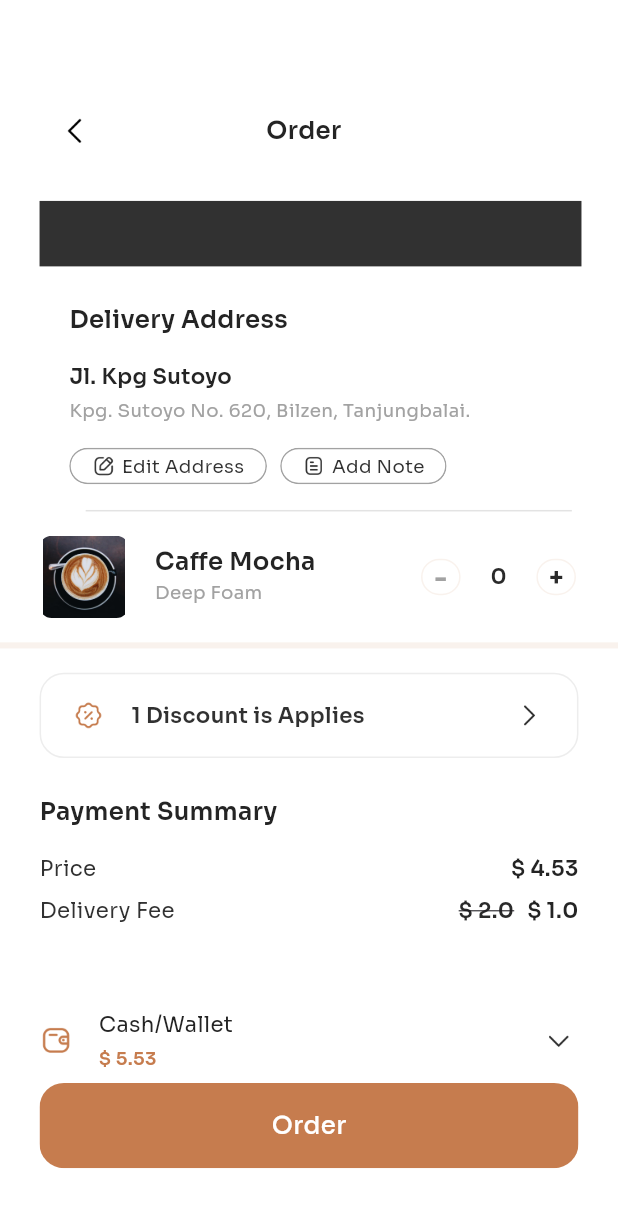
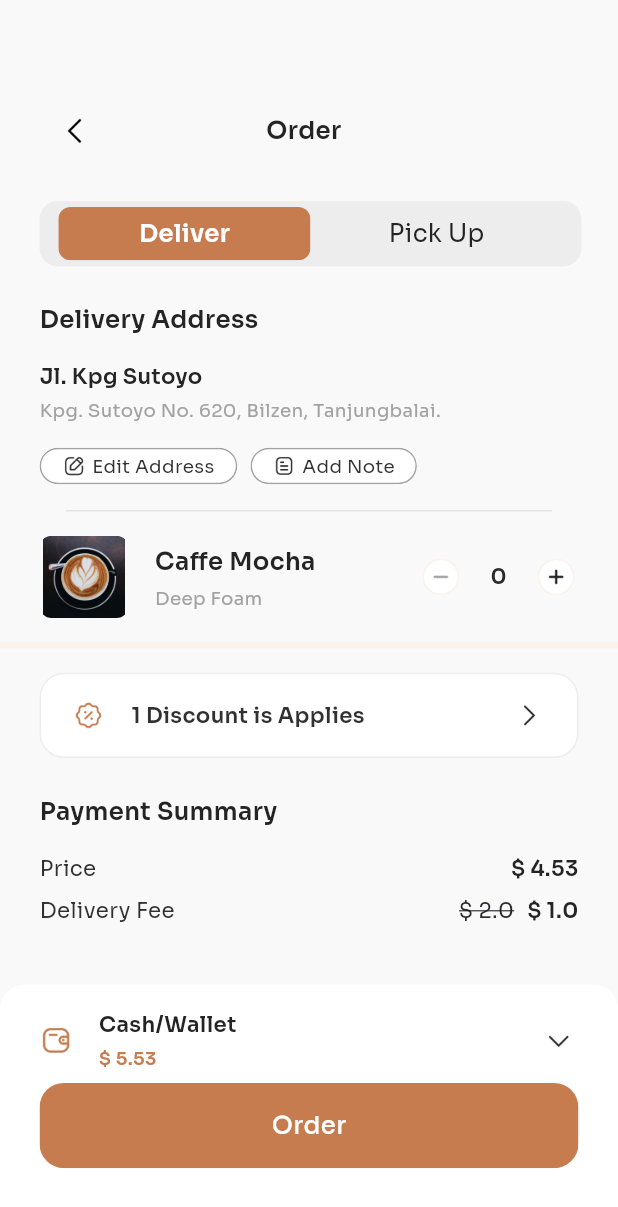
Before and after one commit to mukhil-geeky/coffie_ecom, a Flutter app: the OrderScreen screen opened by its route, on a phone screen of 412 x 824 dp. Shown: the top 1207 px of the screen. Run offline on Flutter 3.47's test engine with Material 3 defaults, Android fonts, the phone set to English and light mode, and no system bars; our stand-ins replace equatable, flutter_bloc, flutter_screenutil, google_fonts; missing offline and left inert: fbloc_event_gen.

Commit message:
update 2

```diff
--- a/lib/app.dart
+++ b/lib/app.dart
@@ -1,5 +1,4 @@
 import 'package:coffie_ecom/presentation/home_screen/home_screen.dart';
-import 'package:coffie_ecom/presentation/order_screen/order_screen.dart';
 import 'package:flutter/material.dart';
 import 'package:flutter_screenutil/flutter_screenutil.dart';
 
@@ -22,8 +21,7 @@ class MyApp extends StatelessWidget {
             useMaterial3: true,
           ),
           onGenerateRoute: AppRouter.getRoutes,
-            initialRoute: OrderScreen.routeName,
-
+          initialRoute: HomeScreen.routeName,
         );
       },
     );
--- a/lib/application/order_bloc/order_bloc_state.dart
+++ b/lib/application/order_bloc/order_bloc_state.dart
@@ -5,4 +5,5 @@ part of 'order_bloc_bloc.dart';
 abstract class _$$OrderBlocState {
   final bool? isLoading = false;
   final int counter = 0;
+  final bool isDeliver = true;
 }
--- a/lib/core/asset_path/icon_path.dart
+++ b/lib/core/asset_path/icon_path.dart
@@ -6,4 +6,6 @@ abstract class IconPath{
   static const String rightArrow = 'assets/icons/right_arrow.png';
   static const String wallet = 'assets/icons/wallet.png';
   static const String downArrow = 'assets/icons/down_arrow.png';
+  static const String plus = 'assets/icons/plus.png';
+  static const String minus = 'assets/icons/minus.png';
 }
--- a/lib/core/color/color.dart
+++ b/lib/core/color/color.dart
@@ -12,3 +12,4 @@ const textColor1 = Color(0XFF242424);
 const textColor3 = Color(0XFF2A2A2A);
 const addSubStrokeColor = Color(0XFFF9F2ED);
 const disStroke = Color(0XFFEDEDED);
+const frameColor = Color(0XFFF9F9F9);
--- a/lib/presentation/home_screen/home_screen.dart
+++ b/lib/presentation/home_screen/home_screen.dart
@@ -1,3 +1,4 @@
+import 'package:coffie_ecom/presentation/order_screen/order_screen.dart';
 import 'package:flutter/material.dart';
 import 'package:flutter_screenutil/flutter_screenutil.dart';
 
@@ -58,6 +59,8 @@ class HomeScreen extends StatelessWidget {
                       Padding(
                         padding: EdgeInsets.only(top: 32.h, bottom: 54.h),
                         child: WidgetButton(
+                          onTap: () => Navigator.pushNamed(
+                              context, OrderScreen.routeName),
                           label: 'Get Started',
                           backgroundColor: color1,
                           buttonTextColor: white,
--- a/lib/presentation/order_screen/order_screen.dart
+++ b/lib/presentation/order_screen/order_screen.dart
@@ -9,6 +9,7 @@ import 'package:flutter_screenutil/flutter_screenutil.dart';
 import '../../core/text/text_style.dart';
 import '../widgets/widget_button.dart';
 import '../widgets/widget_button2.dart';
+import '../widgets/widget_button3.dart';
 
 class OrderScreen extends StatelessWidget {
   static const String routeName = 'order_screen';
@@ -17,7 +18,7 @@ class OrderScreen extends StatelessWidget {
   @override
   Widget build(BuildContext context) {
     return Scaffold(
-      backgroundColor: white,
+      backgroundColor: frameColor,
       body: Column(
         children: [
           Padding(
@@ -32,8 +33,11 @@ class OrderScreen extends StatelessWidget {
                     children: [
                       Padding(
                         padding: EdgeInsets.all(10.h),
+                        child: GestureDetector(
+                          onTap: () => Navigator.pop(context),
                           child: Image.asset(IconPath.backArrow,
                               height: 24.h, width: 24.w),
+                        ),
                       ),
                       Text(
                         "Order",
@@ -46,12 +50,48 @@ class OrderScreen extends StatelessWidget {
                   padding:
                       EdgeInsets.only(top: 24.h, bottom: 24.h, right: 24.h),
                   child: Container(
-                    color: color3,
                     width: double.infinity,
                     height: 43.h,
+                    decoration: BoxDecoration(
+                        color: disStroke,
+                        borderRadius: BorderRadius.circular(12.r)),
+                    child: BlocBuilder<OrderBlocBloc, OrderBlocState>(
+                      builder: (context, state) {
+                        return Row(
+                          mainAxisAlignment: MainAxisAlignment.center,
+                          children: [
+                            WidgetButton3(
+                                label: 'Deliver',
+                                onTap: () => context.setOrderBlocBlocState(
+                                    isDeliver: true),
+                                backgroundColor:
+                                    state.isDeliver ? color1 : disStroke,
+                                buttonTextColor:
+                                    state.isDeliver ? white : textColor1,
+                                textStyle: state.isDeliver
+                                    ? kTextStyleSemiBold16
+                                    : kTextStyleRegular16),
+                            WidgetButton3(
+                              label: "Pick Up",
+                              onTap: () => context.setOrderBlocBlocState(
+                                  isDeliver: false),
+                              backgroundColor:
+                                  state.isDeliver ? disStroke : color1,
+                              buttonTextColor:
+                                  state.isDeliver ? textColor1 : white,
+                              textStyle: state.isDeliver
+                                  ? kTextStyleRegular16
+                                  : kTextStyleSemiBold16,
+                            )
+                          ],
+                        );
+                      },
                     ),
                   ),
-                SizedBox(
+                ),
+                Padding(
+                  padding: EdgeInsets.only(right: 36.w),
+                  child: SizedBox(
                     width: 315.w,
                     height: 121.h,
                     child: Column(
@@ -96,15 +136,19 @@ class OrderScreen extends StatelessWidget {
                       ],
                     ),
                   ),
+                ),
                 SizedBox(
                   height: 16.h,
                 ),
-                SizedBox(
+                Padding(
+                  padding: EdgeInsets.only(left: 16.w, right: 40.w),
+                  child: SizedBox(
                     width: 295.w,
                     child: Divider(
                       color: color4,
                       thickness: 1,
                       height: 0,
+                    ),
                   ),
                 ),
                 SizedBox(
@@ -126,7 +170,7 @@ class OrderScreen extends StatelessWidget {
                         width: 16.w,
                       ),
                       Padding(
-                        padding: EdgeInsets.only(top: 6.h, bottom: 6.h),
+                        padding: EdgeInsets.only(top: 6.h),
                         child: Column(
                           crossAxisAlignment: CrossAxisAlignment.start,
                           children: [
@@ -134,6 +178,9 @@ class OrderScreen extends StatelessWidget {
                               "Caffe Mocha",
                               style: kTextStyleSemiBold16.copyWith(
                                   color: textColor1),
+                            ),
+                            SizedBox(
+                              height: 4.h,
                             ),
                             Text(
                               "Deep Foam",
@@ -156,21 +203,11 @@ class OrderScreen extends StatelessWidget {
                                 GestureDetector(
                                   onTap: () => context.setOrderBlocBlocState(
                                       counter: state.counter - 1),
-                                  child: Container(
+                                  child: SizedBox(
+                                    child: Image.asset(
+                                      IconPath.minus,
+                                      width: 24.w,
                                       height: 24.h,
-                                    width: 24.w,
-                                    decoration: BoxDecoration(
-                                        border: Border.all(
-                                            color: addSubStrokeColor),
-                                        borderRadius:
-                                            BorderRadius.circular(20.r),
-                                        color: white),
-                                    child: Center(
-                                      child: Text(
-                                        "-",
-                                        style: kTextStyleBold16.copyWith(
-                                            color: textColor2),
-                                      ),
                                     ),
                                   ),
                                 ),
@@ -182,23 +219,12 @@ class OrderScreen extends StatelessWidget {
                                 GestureDetector(
                                   onTap: () => context.setOrderBlocBlocState(
                                       counter: state.counter + 1),
-                                  child: Container(
+                                  child: SizedBox(
+                                      child: Image.asset(
+                                    IconPath.plus,
+                                    width: 24.w,
                                     height: 24.h,
-                                    width: 24.w,
-                                    decoration: BoxDecoration(
-                                        border: Border.all(
-                                            color: addSubStrokeColor),
-                                        borderRadius:
-                                            BorderRadius.circular(20.r),
-                                        color: white),
-                                    child: Center(
-                                      child: Text(
-                                        "+",
-                                        style: kTextStyleBold16.copyWith(
-                                            color: textColor3),
-                                      ),
-                                    ),
-                                  ),
+                                  )),
                                 ),
                               ],
                             );
@@ -303,7 +329,7 @@ class OrderScreen extends StatelessWidget {
                             children: [
                               Text(
                                 "\$ 2.0",
-                                style: kTextStyleSemiBold14.copyWith(
+                                style: kTextStyleRegular14.copyWith(
                                     color: textColor3,
                                     decoration: TextDecoration.lineThrough),
                               ),
@@ -355,7 +381,7 @@ class OrderScreen extends StatelessWidget {
                             children: [
                               Text(
                                 "Cash/Wallet",
-                                style: kTextStyleRegular14.copyWith(
+                                style: kTextStyleSemiBold14.copyWith(
                                     color: textColor1),
                               ),
                               SizedBox(
--- /dev/null
+++ b/lib/presentation/widgets/widget_button3.dart
@@ -0,0 +1,37 @@
+import 'package:flutter/material.dart';
+import 'package:flutter_screenutil/flutter_screenutil.dart';
+
+class WidgetButton3 extends StatelessWidget {
+  final String label;
+  final void Function()? onTap;
+  final Color backgroundColor;
+  final Color buttonTextColor;
+  final TextStyle textStyle;
+
+  const WidgetButton3(
+      {super.key,
+      required this.label,
+      this.onTap,
+      required this.backgroundColor,
+      required this.buttonTextColor,
+      required this.textStyle});
+
+  @override
+  Widget build(BuildContext context) {
+    return InkWell(
+      onTap: onTap,
+      child: ClipRRect(
+        borderRadius: BorderRadius.circular(8.r),
+        child: Container(
+            height: 35.h,
+            width: 153.w,
+            decoration: BoxDecoration(
+              color: backgroundColor,
+            ),
+            child: Center(
+                child: Text(label,
+                    style: textStyle.copyWith(color: buttonTextColor)))),
+      ),
+    );
+  }
+}
```
Also changed, not shown: assets/icons/minus.png (added), assets/icons/plus.png (added), lib/application/order_bloc/order_bloc_bloc.g.dart. Lines whose indentation alone changed are shown as unchanged.
